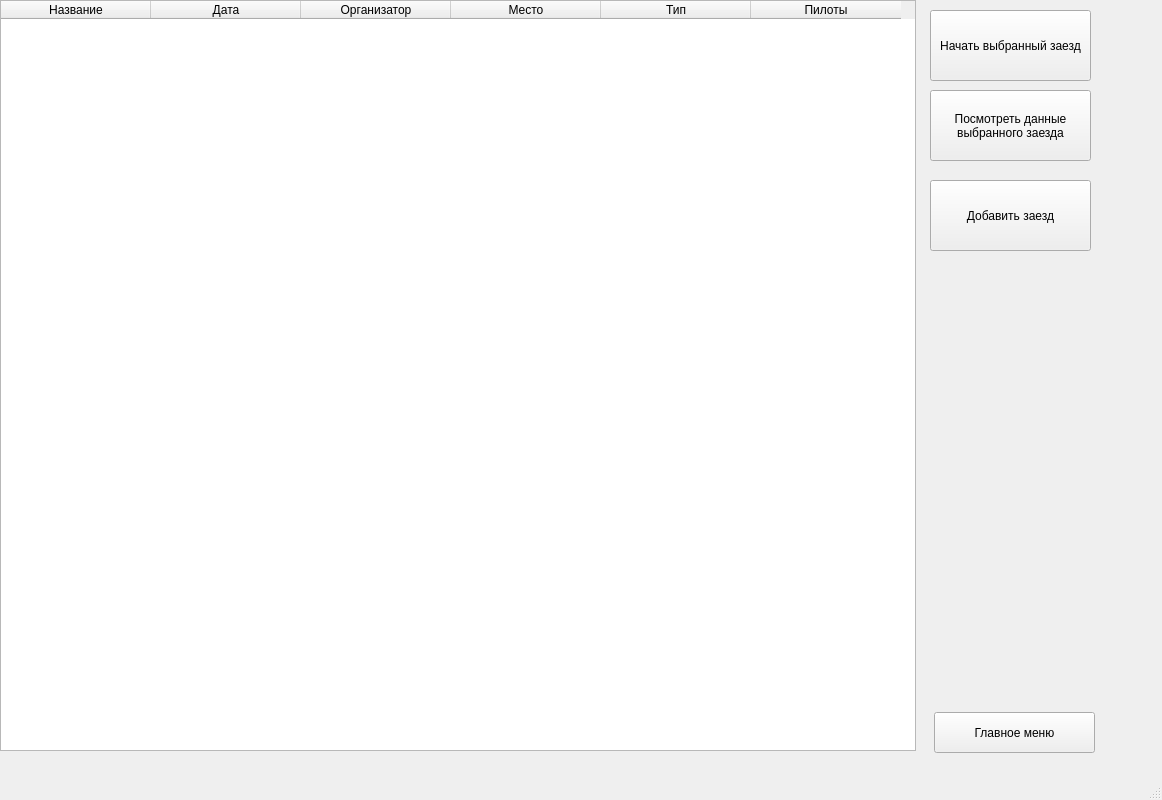
First picture: the form in table.ui, repository vitoffer/Predprof23, before the edit.
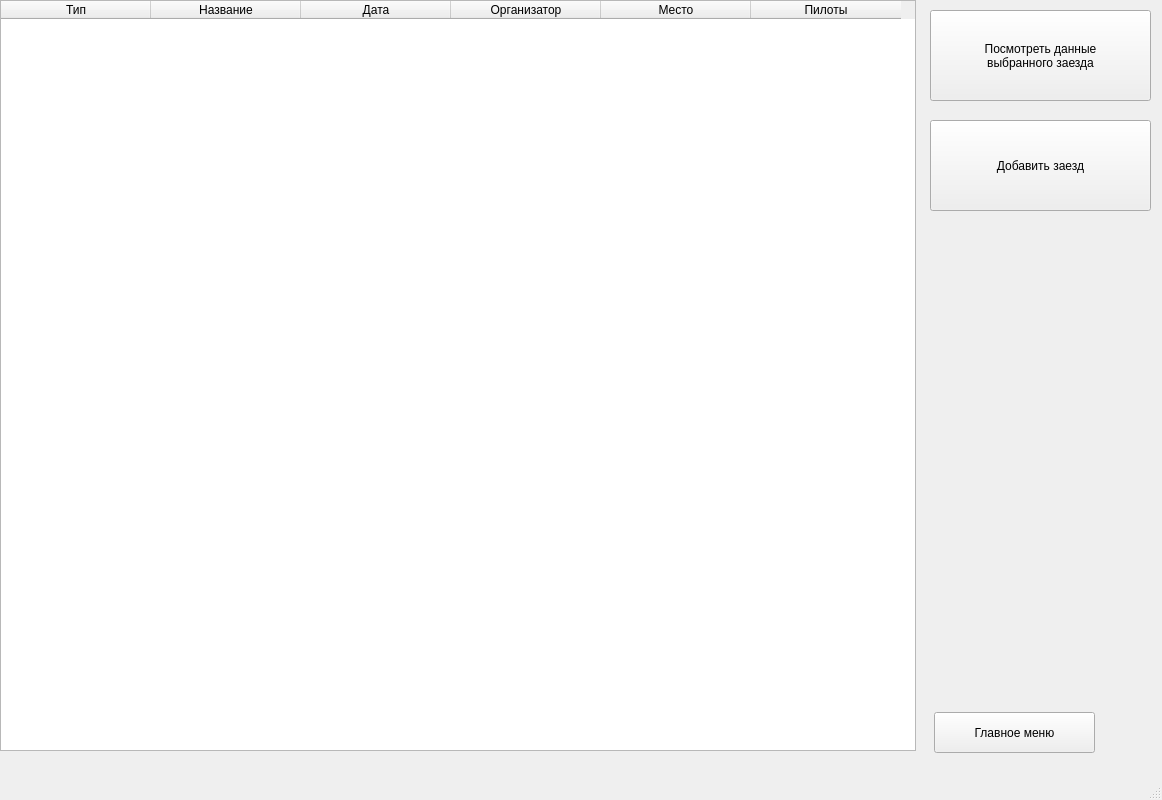
Second picture: the form after the edit.

```diff
--- a/table.ui
+++ b/table.ui
@@ -48,6 +48,11 @@
     <attribute name="horizontalHeaderDefaultSectionSize">
      <number>150</number>
     </attribute>
+    <column>
+     <property name="text">
+      <string>Тип</string>
+     </property>
+    </column>
     <column>
      <property name="text">
       <string>Название</string>
@@ -68,11 +73,6 @@
       <string>Место</string>
      </property>
     </column>
-    <column>
-     <property name="text">
-      <string>Тип</string>
-     </property>
-    </column>
     <column>
      <property name="text">
       <string>Пилоты</string>
@@ -83,9 +83,9 @@
     <property name="geometry">
      <rect>
       <x>930</x>
-      <y>90</y>
-      <width>161</width>
-      <height>71</height>
+      <y>10</y>
+      <width>221</width>
+      <height>91</height>
      </rect>
     </property>
     <property name="text">
@@ -97,28 +97,15 @@
     <property name="geometry">
      <rect>
       <x>930</x>
-      <y>180</y>
-      <width>161</width>
-      <height>71</height>
+      <y>120</y>
+      <width>221</width>
+      <height>91</height>
      </rect>
     </property>
     <property name="text">
      <string>Добавить заезд</string>
     </property>
    </widget>
-   <widget class="QPushButton" name="StartButton">
-    <property name="geometry">
-     <rect>
-      <x>930</x>
-      <y>10</y>
-      <width>161</width>
-      <height>71</height>
-     </rect>
-    </property>
-    <property name="text">
-     <string>Начать выбранный заезд</string>
-    </property>
-   </widget>
    <widget class="QLabel" name="label_selectRow">
     <property name="geometry">
      <rect>
```
